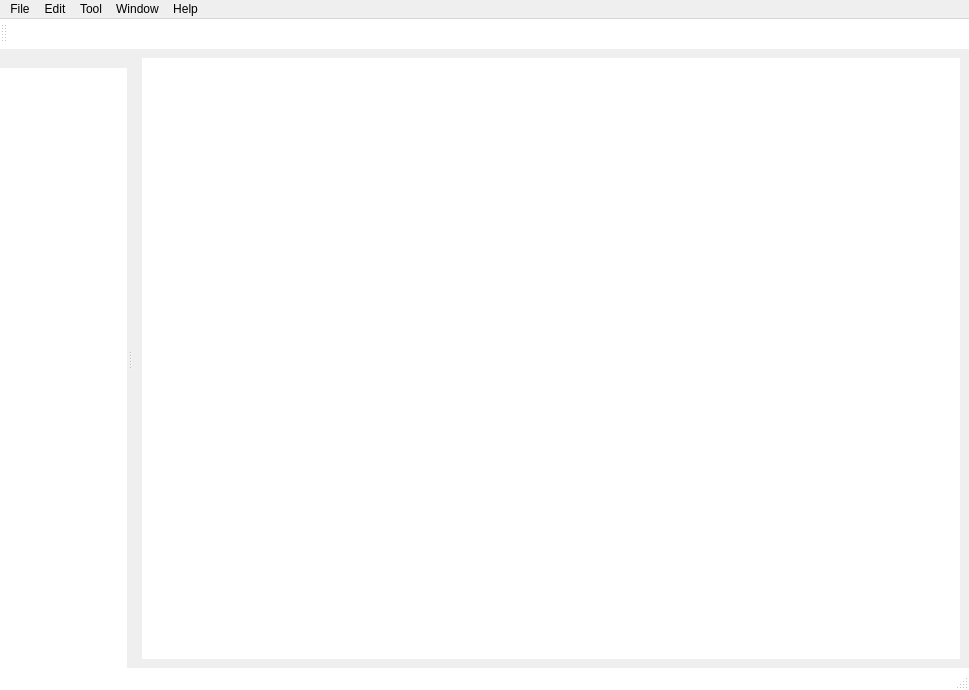
First picture: the form in app/MainWindow.ui, repository Podmno/SLSApp, before the edit.
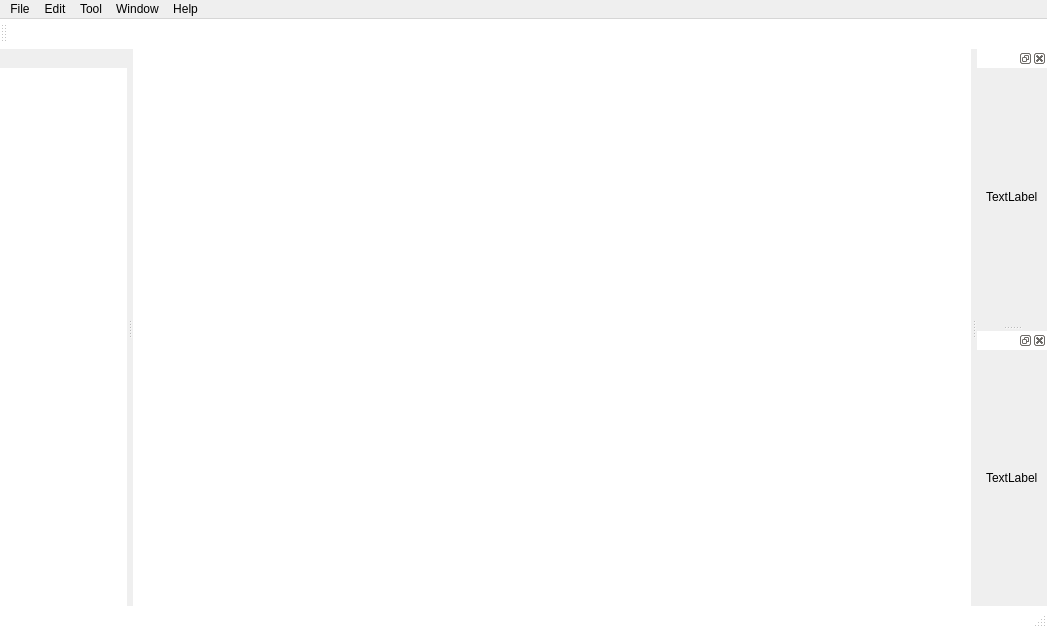
Second picture: the form after the edit.

What changed in the file:
```diff
--- a/app/MainWindow.ui
+++ b/app/MainWindow.ui
@@ -6,8 +6,8 @@
    <rect>
     <x>0</x>
     <y>0</y>
-    <width>969</width>
-    <height>690</height>
+    <width>1047</width>
+    <height>628</height>
    </rect>
   </property>
   <property name="contextMenuPolicy">
@@ -18,7 +18,8 @@
   </property>
   <widget class="QWidget" name="centralwidget">
    <property name="styleSheet">
-    <string notr="true">border:0px</string>
+    <string notr="true">border:0px;
+background-color:white</string>
    </property>
    <layout class="QGridLayout" name="gridLayout">
     <item row="0" column="0">
@@ -29,7 +30,10 @@
 }</string>
       </property>
       <widget class="QWidget" name="page">
-       <layout class="QGridLayout" name="gridLayout_5">
+       <property name="styleSheet">
+        <string notr="true">background-color: white</string>
+       </property>
+       <layout class="QGridLayout" name="gridLayout_4">
         <property name="leftMargin">
          <number>0</number>
         </property>
@@ -56,7 +60,7 @@
     <rect>
      <x>0</x>
      <y>0</y>
-     <width>969</width>
+     <width>1047</width>
      <height>24</height>
     </rect>
    </property>
@@ -221,6 +225,78 @@
     <bool>false</bool>
    </attribute>
   </widget>
+  <widget class="QDockWidget" name="dockWidget_2">
+   <property name="maximumSize">
+    <size>
+     <width>300</width>
+     <height>524287</height>
+    </size>
+   </property>
+   <property name="styleSheet">
+    <string notr="true">QDockWidget::title {
+background: white;
+}</string>
+   </property>
+   <property name="floating">
+    <bool>false</bool>
+   </property>
+   <property name="features">
+    <set>QDockWidget::DockWidgetClosable|QDockWidget::DockWidgetFloatable|QDockWidget::DockWidgetMovable</set>
+   </property>
+   <attribute name="dockWidgetArea">
+    <number>2</number>
+   </attribute>
+   <widget class="QWidget" name="dockWidgetContents">
+    <property name="styleSheet">
+     <string notr="true"/>
+    </property>
+    <layout class="QGridLayout" name="gridLayout_6">
+     <item row="0" column="0">
+      <widget class="QLabel" name="label">
+       <property name="text">
+        <string>TextLabel</string>
+       </property>
+      </widget>
+     </item>
+    </layout>
+   </widget>
+  </widget>
+  <widget class="QDockWidget" name="dockWidget_3">
+   <property name="maximumSize">
+    <size>
+     <width>300</width>
+     <height>524287</height>
+    </size>
+   </property>
+   <property name="styleSheet">
+    <string notr="true">QDockWidget::title {
+background: white;
+}</string>
+   </property>
+   <property name="floating">
+    <bool>false</bool>
+   </property>
+   <property name="features">
+    <set>QDockWidget::DockWidgetClosable|QDockWidget::DockWidgetFloatable|QDockWidget::DockWidgetMovable</set>
+   </property>
+   <attribute name="dockWidgetArea">
+    <number>2</number>
+   </attribute>
+   <widget class="QWidget" name="dockWidgetContents_2">
+    <property name="styleSheet">
+     <string notr="true"/>
+    </property>
+    <layout class="QGridLayout" name="gridLayout_5">
+     <item row="0" column="0">
+      <widget class="QLabel" name="label_2">
+       <property name="text">
+        <string>TextLabel</string>
+       </property>
+      </widget>
+     </item>
+    </layout>
+   </widget>
+  </widget>
   <action name="actionNew_Graphic_Project">
    <property name="text">
     <string>New Graphic Project...</string>
```
